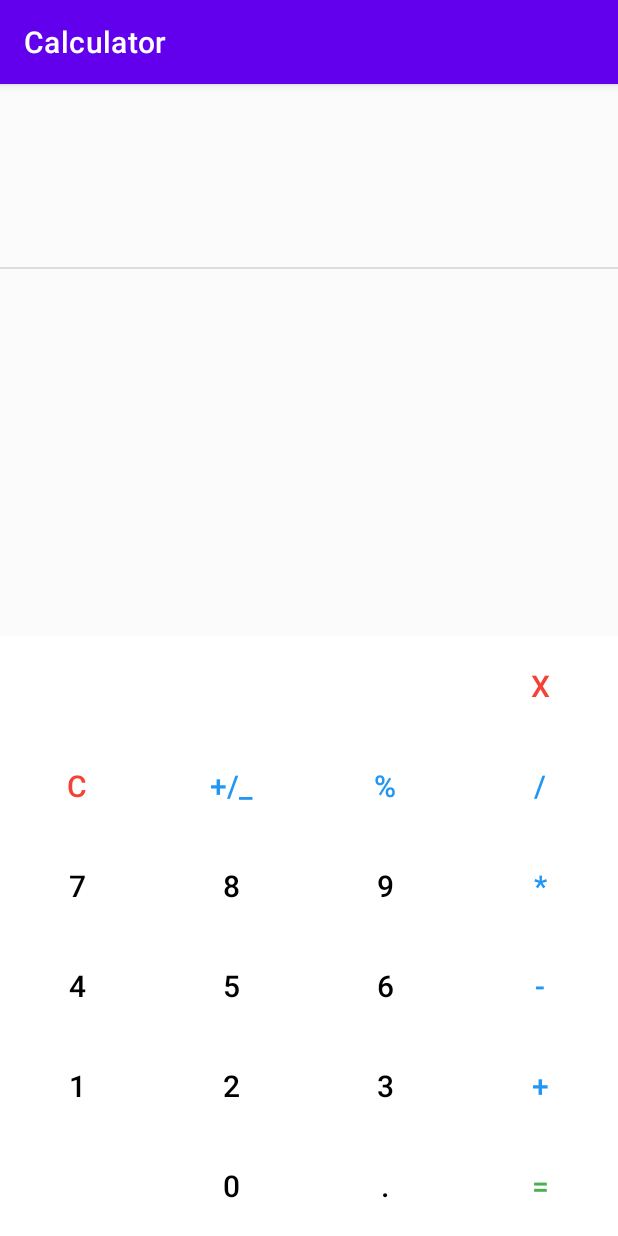
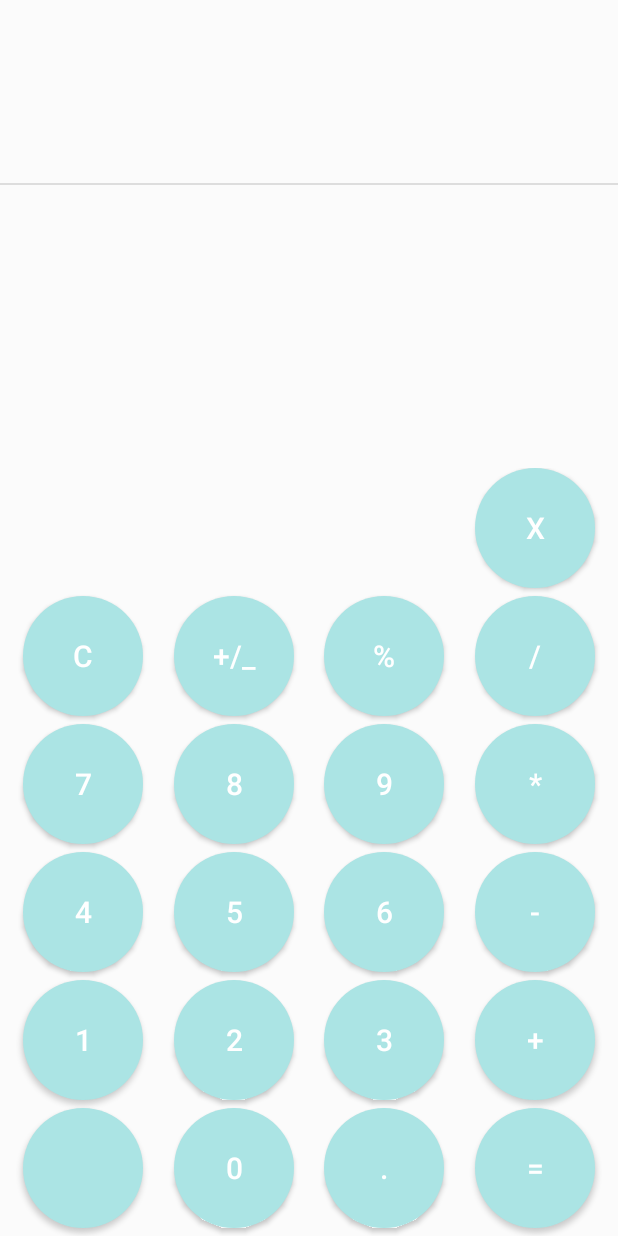
Before and after one commit to VinhVIP/Calculator, an Android app: the screen it shows after launch (MainActivity), on a phone screen of 412 x 824 dp. Run offline under Robolectric (Android 15) with nearby library versions, the phone set to English and light mode, and no system bars.

Commit message:
change keyboard layout

```diff
--- a/app/src/main/java/com/vinh/calculator/MainActivity.kt
+++ b/app/src/main/java/com/vinh/calculator/MainActivity.kt
@@ -99,8 +99,8 @@ class MainActivity : AppCompatActivity(), View.OnClickListener {
     private fun execute(op: String) {
         if (tvOperator.text.isEmpty()) {
             if (tvY.text.isEmpty()) {
-                if (op != "=") tvOperator.text = op
-            } else {
+                if (tvX.text.isNotEmpty() && op != "=") tvOperator.text = op
+            } else if (op != "=") {
                 tvX.text = tvY.text
                 tvOperator.text = op
                 tvY.text = ""
--- /dev/null
+++ b/app/src/main/res/drawable/button_drawable.xml
@@ -0,0 +1,13 @@
+<?xml version="1.0" encoding="utf-8"?>
+<selector xmlns:android="http://schemas.android.com/apk/res/android">
+    <item android:state_pressed="true">
+        <shape android:shape="oval">
+            <solid android:color="#1374C8" />
+        </shape>
+    </item>
+    <item>
+        <shape android:shape="oval">
+            <solid android:color="#ABE4E4" />
+        </shape>
+    </item>
+</selector>
--- a/app/src/main/res/layout/key_board.xml
+++ b/app/src/main/res/layout/key_board.xml
@@ -1,268 +1,197 @@
 <?xml version="1.0" encoding="utf-8"?>
-<LinearLayout xmlns:android="http://schemas.android.com/apk/res/android"
+<androidx.constraintlayout.widget.ConstraintLayout
+    xmlns:android="http://schemas.android.com/apk/res/android"
+    xmlns:app="http://schemas.android.com/apk/res-auto"
+    xmlns:tools="http://schemas.android.com/tools"
     android:layout_width="match_parent"
-    android:layout_height="wrap_content"
-    android:layout_weight="6"
-    android:background="@color/white"
-    android:minHeight="400dp"
-    android:orientation="vertical">
+    android:layout_height="match_parent">
 
-    <LinearLayout
-        android:layout_width="match_parent"
-        android:layout_height="wrap_content"
-        android:layout_weight="1"
-        android:gravity="right"
-        android:orientation="horizontal"
-        android:weightSum="4">
+    <androidx.appcompat.widget.AppCompatButton
+        android:id="@+id/btn2"
+        style="@style/CustomButton"
+        android:layout_margin="5dp"
+        android:text="2"
+        app:layout_constraintBottom_toTopOf="@+id/btn0"
+        app:layout_constraintEnd_toStartOf="@+id/btn3"
+        app:layout_constraintStart_toEndOf="@+id/btn1" />
 
-        <Button
-            android:id="@+id/btnDelete"
-            style="@style/Widget.AppCompat.Button.Borderless"
-            android:layout_width="1dp"
-            android:layout_height="match_parent"
-            android:layout_weight="1"
-            android:text="X"
-            android:textColor="@color/clear"
-            android:textSize="20sp" />
-    </LinearLayout>
+    <androidx.appcompat.widget.AppCompatButton
+        android:id="@+id/btnCalculate"
+        style="@style/CustomButton"
+        android:layout_margin="5dp"
+        android:text="="
+        app:layout_constraintBottom_toBottomOf="parent"
+        app:layout_constraintEnd_toEndOf="parent"
+        app:layout_constraintStart_toEndOf="@+id/btnPoint" />
 
-    <LinearLayout
-        android:layout_width="match_parent"
-        android:layout_height="wrap_content"
-        android:layout_weight="1"
-        android:orientation="horizontal">
+    <androidx.appcompat.widget.AppCompatButton
+        android:id="@+id/btnPoint"
+        style="@style/CustomButton"
+        android:layout_margin="5dp"
+        android:text="."
+        app:layout_constraintBottom_toBottomOf="parent"
+        app:layout_constraintEnd_toStartOf="@+id/btnCalculate"
+        app:layout_constraintStart_toEndOf="@+id/btn0" />
 
-        <Button
-            android:id="@+id/btnClear"
-            style="@style/Widget.AppCompat.Button.Borderless"
-            android:layout_width="wrap_content"
-            android:layout_height="match_parent"
-            android:layout_weight="1"
-            android:text="C"
-            android:textColor="@color/clear"
-            android:textSize="20sp" />
+    <androidx.appcompat.widget.AppCompatButton
+        android:id="@+id/btn0"
+        style="@style/CustomButton"
+        android:layout_margin="5dp"
+        android:text="0"
+        app:layout_constraintBottom_toBottomOf="parent"
+        app:layout_constraintEnd_toStartOf="@+id/btnPoint"
+        app:layout_constraintStart_toEndOf="@+id/btnNull" />
 
-        <Button
-            android:id="@+id/btnSign"
-            style="@style/Widget.AppCompat.Button.Borderless"
-            android:layout_width="wrap_content"
-            android:layout_height="match_parent"
-            android:layout_weight="1"
-            android:text="+/_"
-            android:textColor="@color/operator"
-            android:textSize="20sp" />
+    <androidx.appcompat.widget.AppCompatButton
+        android:id="@+id/btnNull"
+        style="@style/CustomButton"
+        android:layout_margin="5dp"
+        app:layout_constraintBottom_toBottomOf="parent"
+        app:layout_constraintEnd_toStartOf="@+id/btn0"
+        app:layout_constraintStart_toStartOf="parent" />
 
-        <Button
-            android:id="@+id/btnPercent"
-            style="@style/Widget.AppCompat.Button.Borderless"
-            android:layout_width="wrap_content"
-            android:layout_height="match_parent"
-            android:layout_weight="1"
-            android:text="%"
-            android:textColor="@color/operator"
-            android:textSize="20sp" />
+    <androidx.appcompat.widget.AppCompatButton
+        android:id="@+id/btnPlus"
+        style="@style/CustomButton"
+        android:layout_margin="5dp"
+        android:text="+"
+        app:layout_constraintBottom_toTopOf="@+id/btnCalculate"
+        app:layout_constraintEnd_toEndOf="parent"
+        app:layout_constraintStart_toEndOf="@+id/btn3" />
 
-        <Button
-            android:id="@+id/btnDivide"
-            style="@style/Widget.AppCompat.Button.Borderless"
-            android:layout_width="wrap_content"
-            android:layout_height="match_parent"
-            android:layout_weight="1"
-            android:text="/"
-            android:textColor="@color/operator"
-            android:textSize="20sp" />
+    <androidx.appcompat.widget.AppCompatButton
+        android:id="@+id/btn3"
+        style="@style/CustomButton"
+        android:layout_margin="5dp"
+        android:text="3"
+        app:layout_constraintBottom_toTopOf="@+id/btnPoint"
+        app:layout_constraintEnd_toStartOf="@+id/btnPlus"
+        app:layout_constraintStart_toEndOf="@+id/btn2" />
 
-    </LinearLayout>
+    <androidx.appcompat.widget.AppCompatButton
+        android:id="@+id/btn1"
+        style="@style/CustomButton"
+        android:layout_margin="5dp"
+        android:text="1"
+        app:layout_constraintBottom_toTopOf="@+id/btnNull"
+        app:layout_constraintEnd_toStartOf="@+id/btn2"
+        app:layout_constraintStart_toStartOf="parent" />
 
-    <LinearLayout
-        android:layout_width="match_parent"
-        android:layout_height="wrap_content"
-        android:layout_weight="1"
-        android:orientation="horizontal">
+    <androidx.appcompat.widget.AppCompatButton
+        android:id="@+id/btn4"
+        style="@style/CustomButton"
+        android:layout_margin="5dp"
+        android:text="4"
+        app:layout_constraintBottom_toTopOf="@+id/btn1"
+        app:layout_constraintEnd_toStartOf="@+id/btn5"
+        app:layout_constraintStart_toStartOf="parent" />
 
-        <Button
-            android:id="@+id/btn7"
-            style="@style/Widget.AppCompat.Button.Borderless"
-            android:layout_width="wrap_content"
-            android:layout_height="match_parent"
-            android:layout_weight="1"
-            android:text="7"
-            android:textColor="@color/black"
-            android:textSize="20sp" />
+    <androidx.appcompat.widget.AppCompatButton
+        android:id="@+id/btn5"
+        style="@style/CustomButton"
+        android:layout_margin="5dp"
+        android:text="5"
+        app:layout_constraintBottom_toTopOf="@+id/btn2"
+        app:layout_constraintEnd_toStartOf="@+id/btn6"
+        app:layout_constraintStart_toEndOf="@+id/btn4" />
 
-        <Button
-            android:id="@+id/btn8"
-            style="@style/Widget.AppCompat.Button.Borderless"
-            android:layout_width="wrap_content"
-            android:layout_height="match_parent"
-            android:layout_weight="1"
-            android:text="8"
-            android:textColor="@color/black"
-            android:textSize="20sp" />
+    <androidx.appcompat.widget.AppCompatButton
+        android:id="@+id/btn6"
+        style="@style/CustomButton"
+        android:layout_margin="5dp"
+        android:text="6"
+        app:layout_constraintBottom_toTopOf="@+id/btn3"
+        app:layout_constraintEnd_toStartOf="@+id/btnSubtract"
+        app:layout_constraintStart_toEndOf="@+id/btn5" />
 
-        <Button
-            android:id="@+id/btn9"
-            style="@style/Widget.AppCompat.Button.Borderless"
-            android:layout_width="wrap_content"
-            android:layout_height="match_parent"
-            android:layout_weight="1"
-            android:text="9"
-            android:textColor="@color/black"
-            android:textSize="20sp" />
+    <androidx.appcompat.widget.AppCompatButton
+        android:id="@+id/btnSubtract"
+        style="@style/CustomButton"
+        android:layout_margin="5dp"
+        android:text="-"
+        app:layout_constraintBottom_toTopOf="@+id/btnPlus"
+        app:layout_constraintEnd_toEndOf="parent"
+        app:layout_constraintStart_toEndOf="@+id/btn6" />
 
-        <Button
-            android:id="@+id/btnMultiply"
-            style="@style/Widget.AppCompat.Button.Borderless"
-            android:layout_width="wrap_content"
-            android:layout_height="match_parent"
-            android:layout_weight="1"
-            android:text="*"
-            android:textColor="@color/operator"
-            android:textSize="20sp" />
+    <androidx.appcompat.widget.AppCompatButton
+        android:id="@+id/btn7"
+        style="@style/CustomButton"
+        android:layout_margin="5dp"
+        android:text="7"
+        app:layout_constraintBottom_toTopOf="@+id/btn4"
+        app:layout_constraintEnd_toStartOf="@+id/btn8"
+        app:layout_constraintStart_toStartOf="parent" />
 
-    </LinearLayout>
+    <androidx.appcompat.widget.AppCompatButton
+        android:id="@+id/btn8"
+        style="@style/CustomButton"
+        android:layout_margin="5dp"
+        android:text="8"
+        app:layout_constraintBottom_toTopOf="@+id/btn5"
+        app:layout_constraintEnd_toStartOf="@+id/btn9"
+        app:layout_constraintStart_toEndOf="@+id/btn7" />
 
-    <LinearLayout
-        android:layout_width="match_parent"
-        android:layout_height="wrap_content"
-        android:layout_weight="1"
-        android:orientation="horizontal">
+    <androidx.appcompat.widget.AppCompatButton
+        android:id="@+id/btn9"
+        style="@style/CustomButton"
+        android:layout_margin="5dp"
+        android:text="9"
+        app:layout_constraintBottom_toTopOf="@+id/btn6"
+        app:layout_constraintEnd_toStartOf="@+id/btnMultiply"
+        app:layout_constraintStart_toEndOf="@+id/btn8" />
 
-        <Button
-            android:id="@+id/btn4"
-            style="@style/Widget.AppCompat.Button.Borderless"
-            android:layout_width="wrap_content"
-            android:layout_height="match_parent"
-            android:layout_weight="1"
-            android:text="4"
-            android:textColor="@color/black"
-            android:textSize="20sp" />
+    <androidx.appcompat.widget.AppCompatButton
+        android:id="@+id/btnMultiply"
+        style="@style/CustomButton"
+        android:layout_margin="5dp"
+        android:text="*"
+        app:layout_constraintBottom_toTopOf="@+id/btnSubtract"
+        app:layout_constraintEnd_toEndOf="parent"
+        app:layout_constraintStart_toEndOf="@+id/btn9" />
 
-        <Button
-            android:id="@+id/btn5"
-            style="@style/Widget.AppCompat.Button.Borderless"
-            android:layout_width="wrap_content"
-            android:layout_height="match_parent"
-            android:layout_weight="1"
-            android:text="5"
-            android:textColor="@color/black"
-            android:textSize="20sp" />
+    <androidx.appcompat.widget.AppCompatButton
+        android:id="@+id/btnClear"
+        style="@style/CustomButton"
+        android:layout_margin="5dp"
+        android:text="C"
+        app:layout_constraintBottom_toTopOf="@+id/btn7"
+        app:layout_constraintEnd_toStartOf="@+id/btnSign"
+        app:layout_constraintStart_toStartOf="parent" />
 
-        <Button
-            android:id="@+id/btn6"
-            style="@style/Widget.AppCompat.Button.Borderless"
-            android:layout_width="wrap_content"
-            android:layout_height="match_parent"
-            android:layout_weight="1"
-            android:text="6"
-            android:textColor="@color/black"
-            android:textSize="20sp" />
+    <androidx.appcompat.widget.AppCompatButton
+        android:id="@+id/btnSign"
+        style="@style/CustomButton"
+        android:layout_margin="5dp"
+        android:text="+/_"
+        app:layout_constraintBottom_toTopOf="@+id/btn8"
+        app:layout_constraintEnd_toStartOf="@+id/btnPercent"
+        app:layout_constraintStart_toEndOf="@+id/btnClear" />
 
-        <Button
-            android:id="@+id/btnSubtract"
-            style="@style/Widget.AppCompat.Button.Borderless"
-            android:layout_width="wrap_content"
-            android:layout_height="match_parent"
-            android:layout_weight="1"
-            android:text="-"
-            android:textColor="@color/operator"
-            android:textSize="20sp" />
+    <androidx.appcompat.widget.AppCompatButton
+        android:id="@+id/btnPercent"
+        style="@style/CustomButton"
+        android:layout_margin="5dp"
+        android:text="%"
+        app:layout_constraintBottom_toTopOf="@+id/btn9"
+        app:layout_constraintEnd_toStartOf="@+id/btnDivide"
+        app:layout_constraintStart_toEndOf="@+id/btnSign" />
 
-    </LinearLayout>
+    <androidx.appcompat.widget.AppCompatButton
+        android:id="@+id/btnDivide"
+        style="@style/CustomButton"
+        android:layout_margin="5dp"
+        android:text="/"
+        app:layout_constraintBottom_toTopOf="@+id/btnMultiply"
+        app:layout_constraintEnd_toEndOf="parent"
+        app:layout_constraintStart_toEndOf="@+id/btnPercent" />
 
-    <LinearLayout
-        android:layout_width="match_parent"
-        android:layout_height="wrap_content"
-        android:layout_weight="1"
-        android:orientation="horizontal">
+    <androidx.appcompat.widget.AppCompatButton
+        android:id="@+id/btnDelete"
+        style="@style/CustomButton"
+        android:layout_margin="5dp"
+        android:text="X"
+        app:layout_constraintBottom_toTopOf="@+id/btnDivide"
+        app:layout_constraintEnd_toEndOf="@+id/btnDivide"
+        app:layout_constraintStart_toStartOf="@+id/btnDivide" />
 
-        <Button
-            android:id="@+id/btn1"
-            style="@style/Widget.AppCompat.Button.Borderless"
-            android:layout_width="wrap_content"
-            android:layout_height="match_parent"
-            android:layout_weight="1"
-            android:text="1"
-            android:textColor="@color/black"
-            android:textSize="20sp" />
-
-        <Button
-            android:id="@+id/btn2"
-            style="@style/Widget.AppCompat.Button.Borderless"
-            android:layout_width="wrap_content"
-            android:layout_height="match_parent"
-            android:layout_weight="1"
-            android:text="2"
-            android:textColor="@color/black"
-            android:textSize="20sp" />
-
-        <Button
-            android:id="@+id/btn3"
-            style="@style/Widget.AppCompat.Button.Borderless"
-            android:layout_width="wrap_content"
-            android:layout_height="match_parent"
-            android:layout_weight="1"
-            android:text="3"
-            android:textColor="@color/black"
-            android:textSize="20sp" />
-
-        <Button
-            android:id="@+id/btnPlus"
-            style="@style/Widget.AppCompat.Button.Borderless"
-            android:layout_width="wrap_content"
-            android:layout_height="match_parent"
-            android:layout_weight="1"
-            android:text="+"
-            android:textColor="@color/operator"
-            android:textSize="20sp" />
-
-    </LinearLayout>
-
-    <LinearLayout
-        android:layout_width="match_parent"
-        android:layout_height="wrap_content"
-        android:layout_weight="1"
-        android:orientation="horizontal">
-
-        <Button
-            style="@style/Widget.AppCompat.Button.Borderless"
-            android:layout_width="wrap_content"
-            android:layout_height="match_parent"
-            android:layout_weight="1"
-            android:text=""
-            android:textColor="@color/black"
-            android:textSize="20sp" />
-
-        <Button
-            android:id="@+id/btn0"
-            style="@style/Widget.AppCompat.Button.Borderless"
-            android:layout_width="wrap_content"
-            android:layout_height="match_parent"
-            android:layout_weight="1"
-            android:text="0"
-            android:textColor="@color/black"
-            android:textSize="20sp" />
-
-        <Button
-            android:id="@+id/btnPoint"
-            style="@style/Widget.AppCompat.Button.Borderless"
-            android:layout_width="wrap_content"
-            android:layout_height="match_parent"
-            android:layout_weight="1"
-            android:text="."
-            android:textColor="@color/black"
-            android:textSize="20sp" />
-
-        <Button
-            android:id="@+id/btnCalculate"
-            style="@style/Widget.AppCompat.Button.Borderless"
-            android:layout_width="wrap_content"
-            android:layout_height="match_parent"
-            android:layout_weight="1"
-            android:text="="
-            android:textColor="@color/calculate"
-            android:textSize="20sp" />
-
-    </LinearLayout>
-
-</LinearLayout>
+</androidx.constraintlayout.widget.ConstraintLayout>
--- a/app/src/main/res/values/themes.xml
+++ b/app/src/main/res/values/themes.xml
@@ -1,6 +1,6 @@
 <resources xmlns:tools="http://schemas.android.com/tools">
     <!-- Base application theme. -->
-    <style name="Theme.Calculator" parent="Theme.MaterialComponents.DayNight.DarkActionBar">
+    <style name="Theme.Calculator" parent="Theme.AppCompat.Light.NoActionBar">
         <!-- Primary brand color. -->
         <item name="colorPrimary">@color/purple_500</item>
         <item name="colorPrimaryVariant">@color/purple_700</item>
@@ -13,4 +13,12 @@
         <item name="android:statusBarColor" tools:targetApi="l">?attr/colorPrimaryVariant</item>
         <!-- Customize your theme here. -->
     </style>
+
+    <style name="CustomButton" parent="Widget.AppCompat.Button">
+        <item name="android:textColor">#ffffff</item>
+        <item name="android:textSize">20sp</item>
+        <item name="android:background">@drawable/button_drawable</item>
+        <item name="android:layout_width">80dp</item>
+        <item name="android:layout_height">80dp</item>
+    </style>
 </resources>
```
